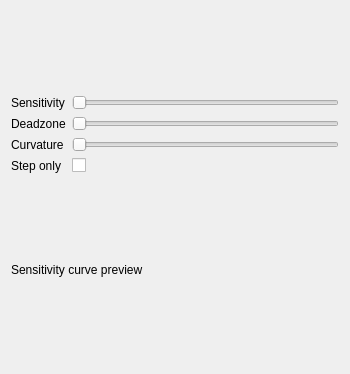
Old version of the form src/mickey/pref.ui in the repository mavak/linux-track.
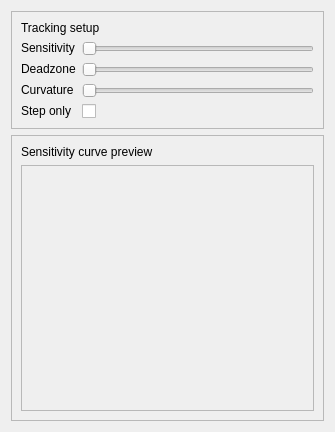
New version of the form.

Commit message: Pausing leaves real tracking on - allows not to miss smartnav clicks   when paused. Added possibility to set the shortcut. Cosmetic changes to the GUI.

Patch:
```diff
--- a/src/mickey/pref.ui
+++ b/src/mickey/pref.ui
@@ -6,20 +6,54 @@
    <rect>
     <x>0</x>
     <y>0</y>
-    <width>350</width>
-    <height>374</height>
+    <width>335</width>
+    <height>432</height>
    </rect>
   </property>
   <property name="windowTitle">
    <string>Form</string>
   </property>
-  <layout class="QVBoxLayout" name="verticalLayout">
+  <layout class="QVBoxLayout" name="verticalLayout_4">
    <item>
-    <layout class="QVBoxLayout" name="PrefLayout">
+    <widget class="QFrame" name="frame_3">
+     <property name="sizePolicy">
+      <sizepolicy hsizetype="Preferred" vsizetype="Maximum">
+       <horstretch>0</horstretch>
+       <verstretch>0</verstretch>
+      </sizepolicy>
+     </property>
+     <property name="frameShape">
+      <enum>QFrame::StyledPanel</enum>
+     </property>
+     <property name="frameShadow">
+      <enum>QFrame::Raised</enum>
+     </property>
+     <layout class="QVBoxLayout" name="verticalLayout_3">
+      <item>
+       <widget class="QLabel" name="label_6">
+        <property name="sizePolicy">
+         <sizepolicy hsizetype="Preferred" vsizetype="Maximum">
+          <horstretch>0</horstretch>
+          <verstretch>0</verstretch>
+         </sizepolicy>
+        </property>
+        <property name="text">
+         <string>Tracking setup</string>
+        </property>
+       </widget>
+      </item>
+      <item>
+       <layout class="QVBoxLayout" name="PrefLayout1">
      <item>
       <layout class="QGridLayout" name="gridLayout">
        <item row="2" column="0">
         <widget class="QLabel" name="label">
+            <property name="sizePolicy">
+             <sizepolicy hsizetype="Preferred" vsizetype="Maximum">
+              <horstretch>0</horstretch>
+              <verstretch>0</verstretch>
+             </sizepolicy>
+            </property>
          <property name="text">
           <string>Curvature</string>
          </property>
@@ -40,6 +74,12 @@
        </item>
        <item row="1" column="0">
         <widget class="QLabel" name="label_3">
+            <property name="sizePolicy">
+             <sizepolicy hsizetype="Preferred" vsizetype="Maximum">
+              <horstretch>0</horstretch>
+              <verstretch>0</verstretch>
+             </sizepolicy>
+            </property>
          <property name="text">
           <string>Deadzone</string>
          </property>
@@ -47,6 +87,12 @@
        </item>
        <item row="0" column="0">
         <widget class="QLabel" name="label_2">
+            <property name="sizePolicy">
+             <sizepolicy hsizetype="Preferred" vsizetype="Maximum">
+              <horstretch>0</horstretch>
+              <verstretch>0</verstretch>
+             </sizepolicy>
+            </property>
          <property name="text">
           <string>Sensitivity</string>
          </property>
@@ -68,6 +114,12 @@
        </item>
        <item row="3" column="0">
         <widget class="QLabel" name="label_4">
+            <property name="sizePolicy">
+             <sizepolicy hsizetype="Preferred" vsizetype="Maximum">
+              <horstretch>0</horstretch>
+              <verstretch>0</verstretch>
+             </sizepolicy>
+            </property>
          <property name="text">
           <string>Step only</string>
          </property>
@@ -84,6 +136,24 @@
      </item>
     </layout>
    </item>
+     </layout>
+    </widget>
+   </item>
+   <item>
+    <widget class="QFrame" name="frame_2">
+     <property name="sizePolicy">
+      <sizepolicy hsizetype="Preferred" vsizetype="Minimum">
+       <horstretch>0</horstretch>
+       <verstretch>0</verstretch>
+      </sizepolicy>
+     </property>
+     <property name="frameShape">
+      <enum>QFrame::StyledPanel</enum>
+     </property>
+     <property name="frameShadow">
+      <enum>QFrame::Raised</enum>
+     </property>
+     <layout class="QVBoxLayout" name="verticalLayout">
    <item>
     <widget class="QLabel" name="label_5">
      <property name="sizePolicy">
@@ -95,6 +165,37 @@
      <property name="text">
       <string>Sensitivity curve preview</string>
      </property>
+       </widget>
+      </item>
+      <item>
+       <widget class="QFrame" name="frame">
+        <property name="sizePolicy">
+         <sizepolicy hsizetype="Minimum" vsizetype="MinimumExpanding">
+          <horstretch>0</horstretch>
+          <verstretch>0</verstretch>
+         </sizepolicy>
+        </property>
+        <property name="frameShape">
+         <enum>QFrame::StyledPanel</enum>
+        </property>
+        <property name="frameShadow">
+         <enum>QFrame::Raised</enum>
+        </property>
+        <layout class="QVBoxLayout" name="verticalLayout_2">
+         <property name="margin">
+          <number>2</number>
+         </property>
+         <item>
+          <layout class="QVBoxLayout" name="PrefLayout">
+           <property name="spacing">
+            <number>1</number>
+           </property>
+          </layout>
+         </item>
+        </layout>
+       </widget>
+      </item>
+     </layout>
     </widget>
    </item>
   </layout>
```
Lines whose indentation alone changed are shown as unchanged. The commit also changes 8 other files.
